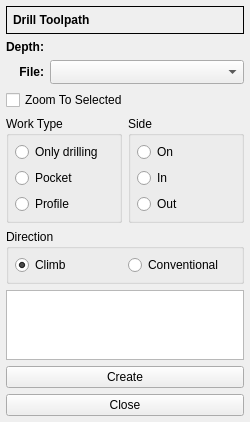
This is G2G/forms/drillform/drillform.ui in XRay3D/GERBER_X3 as Qt 5 draws it before an edit. The edited form follows.
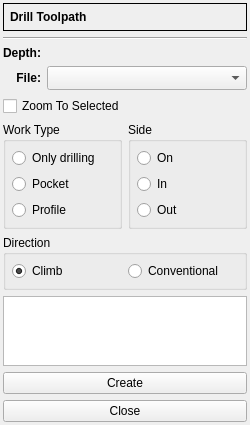
This is the edited form. Custom widgets are drawn as their Qt base class.

Diff of the .ui file:
```diff
--- a/G2G/forms/drillform/drillform.ui
+++ b/G2G/forms/drillform/drillform.ui
@@ -21,44 +21,32 @@
   </property>
   <layout class="QGridLayout" name="gridLayout">
    <property name="leftMargin">
-    <number>6</number>
+    <number>3</number>
    </property>
    <property name="topMargin">
-    <number>6</number>
+    <number>3</number>
    </property>
    <property name="rightMargin">
-    <number>6</number>
+    <number>3</number>
    </property>
    <property name="bottomMargin">
-    <number>6</number>
+    <number>3</number>
    </property>
-   <item row="7" column="0" colspan="2">
-    <widget class="QTableView" name="toolTable"/>
-   </item>
-   <item row="2" column="0">
-    <widget class="QLabel" name="label_3">
-     <property name="font">
-      <font>
-       <weight>75</weight>
-       <bold>true</bold>
-      </font>
-     </property>
-     <property name="text">
-      <string>File:</string>
-     </property>
-     <property name="alignment">
-      <set>Qt::AlignRight|Qt::AlignTrailing|Qt::AlignVCenter</set>
-     </property>
-    </widget>
-   </item>
-   <item row="9" column="0" colspan="2">
+   <item row="10" column="0" colspan="2">
     <widget class="QPushButton" name="pbClose">
      <property name="text">
       <string>Close</string>
      </property>
     </widget>
    </item>
-   <item row="6" column="0" colspan="2">
+   <item row="3" column="1">
+    <widget class="QComboBox" name="cbxFile">
+     <property name="sizeAdjustPolicy">
+      <enum>QComboBox::AdjustToMinimumContentsLengthWithIcon</enum>
+     </property>
+    </widget>
+   </item>
+   <item row="7" column="0" colspan="2">
     <widget class="QGroupBox" name="grbxDirection">
      <property name="title">
       <string>Direction</string>
@@ -96,12 +84,8 @@
      </layout>
     </widget>
    </item>
-   <item row="4" column="0" colspan="2">
-    <widget class="QCheckBox" name="chbxZoomToSelected">
-     <property name="text">
-      <string>Zoom To Selected</string>
-     </property>
-    </widget>
+   <item row="8" column="0" colspan="2">
+    <widget class="QTableView" name="toolTable"/>
    </item>
    <item row="0" column="0" colspan="2">
     <widget class="QFrame" name="frame">
@@ -146,33 +130,7 @@
      </layout>
     </widget>
    </item>
-   <item row="1" column="0">
-    <widget class="QLabel" name="label_2">
-     <property name="font">
-      <font>
-       <weight>75</weight>
-       <bold>true</bold>
-      </font>
-     </property>
-     <property name="text">
-      <string>Depth:</string>
-     </property>
-     <property name="alignment">
-      <set>Qt::AlignRight|Qt::AlignTrailing|Qt::AlignVCenter</set>
-     </property>
-    </widget>
-   </item>
-   <item row="1" column="1">
-    <widget class="DepthForm" name="dsbxDepth" native="true">
-     <property name="sizePolicy">
-      <sizepolicy hsizetype="Expanding" vsizetype="Preferred">
-       <horstretch>0</horstretch>
-       <verstretch>0</verstretch>
-      </sizepolicy>
-     </property>
-    </widget>
-   </item>
-   <item row="5" column="0" colspan="2">
+   <item row="6" column="0" colspan="2">
     <layout class="QHBoxLayout" name="horizontalLayout_4">
      <property name="topMargin">
       <number>0</number>
@@ -263,17 +221,66 @@
      </item>
     </layout>
    </item>
-   <item row="8" column="0" colspan="2">
+   <item row="5" column="0" colspan="2">
+    <widget class="QCheckBox" name="chbxZoomToSelected">
+     <property name="text">
+      <string>Zoom To Selected</string>
+     </property>
+    </widget>
+   </item>
+   <item row="2" column="0">
+    <widget class="QLabel" name="label_2">
+     <property name="font">
+      <font>
+       <weight>75</weight>
+       <bold>true</bold>
+      </font>
+     </property>
+     <property name="text">
+      <string>Depth:</string>
+     </property>
+     <property name="alignment">
+      <set>Qt::AlignRight|Qt::AlignTrailing|Qt::AlignVCenter</set>
+     </property>
+    </widget>
+   </item>
+   <item row="9" column="0" colspan="2">
     <widget class="QPushButton" name="pbCreate">
      <property name="text">
       <string>Create</string>
      </property>
     </widget>
    </item>
+   <item row="3" column="0">
+    <widget class="QLabel" name="label_3">
+     <property name="font">
+      <font>
+       <weight>75</weight>
+       <bold>true</bold>
+      </font>
+     </property>
+     <property name="text">
+      <string>File:</string>
+     </property>
+     <property name="alignment">
+      <set>Qt::AlignRight|Qt::AlignTrailing|Qt::AlignVCenter</set>
+     </property>
+    </widget>
+   </item>
    <item row="2" column="1">
-    <widget class="QComboBox" name="cbxFile">
-     <property name="sizeAdjustPolicy">
-      <enum>QComboBox::AdjustToMinimumContentsLengthWithIcon</enum>
+    <widget class="DepthForm" name="dsbxDepth" native="true">
+     <property name="sizePolicy">
+      <sizepolicy hsizetype="Expanding" vsizetype="Preferred">
+       <horstretch>0</horstretch>
+       <verstretch>0</verstretch>
+      </sizepolicy>
+     </property>
+    </widget>
+   </item>
+   <item row="1" column="0" colspan="2">
+    <widget class="Line" name="line">
+     <property name="orientation">
+      <enum>Qt::Horizontal</enum>
      </property>
     </widget>
    </item>
```
